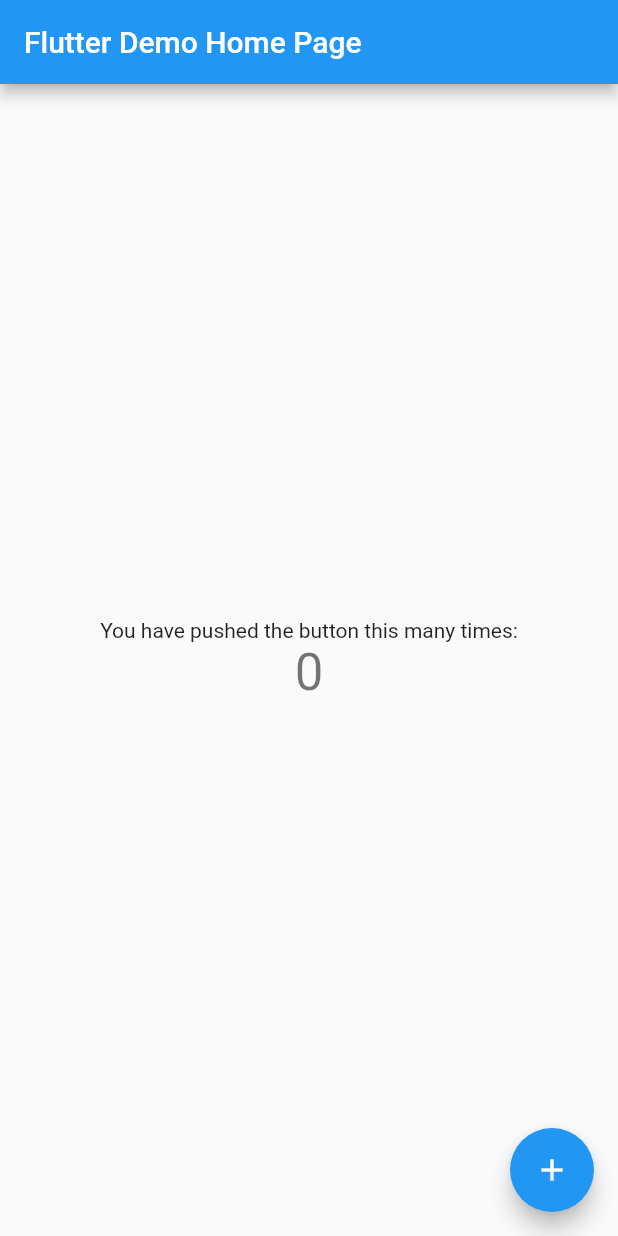
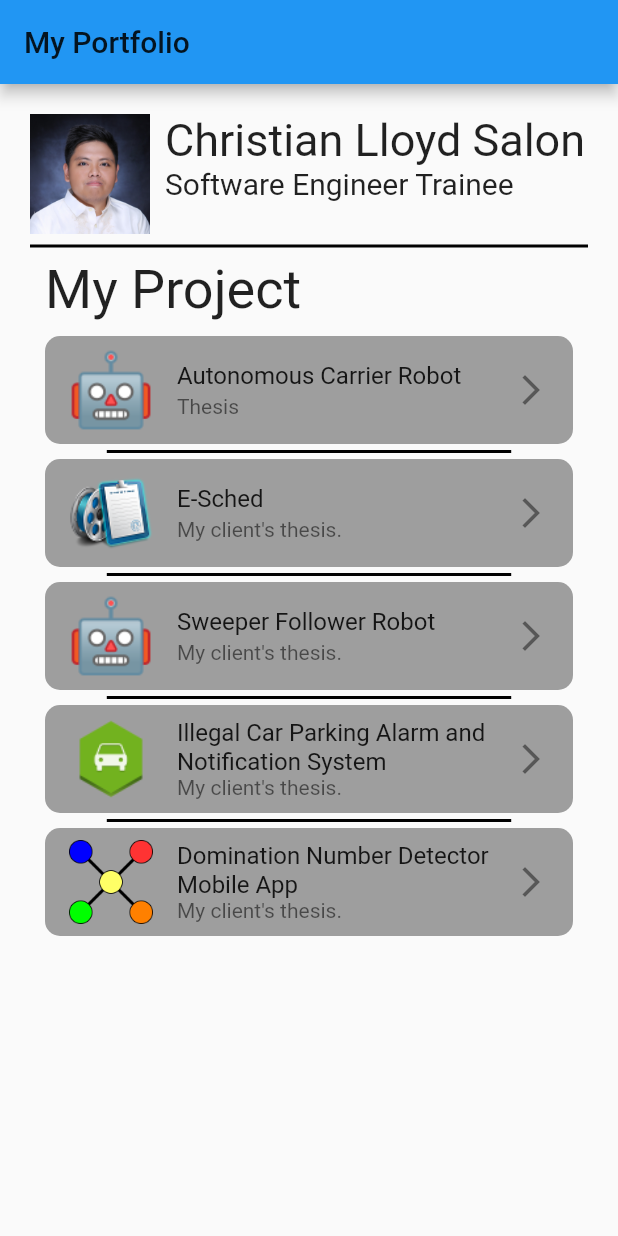
Before and after one commit to ChristianLloydSalon/Personal-Portfolio, a Flutter app: the screen it shows after launch, on a phone screen of 412 x 824 dp. Run offline on Flutter 3.47's test engine with Material 2 defaults, Android fonts, the phone set to English and light mode, and no system bars.

Commit message:
Version 1.0

```diff
--- /dev/null
+++ b/personal_portfolio/lib/HomePage.dart
@@ -0,0 +1,151 @@
+import 'package:flutter/foundation.dart';
+import 'package:flutter/material.dart';
+import 'package:personal_portfolio/MyProject.dart';
+import 'package:personal_portfolio/Project.dart';
+import 'package:personal_portfolio/ProjectInfo.dart';
+import 'package:personal_portfolio/UserProfile.dart';
+
+// Home Page
+class HomePage extends StatefulWidget {
+  const HomePage({Key? key}) : super(key: key);
+
+  @override
+  _HomePageState createState() => _HomePageState();
+}
+
+class _HomePageState extends State<HomePage> {
+  @override
+  Widget build(BuildContext context) {
+    return (kIsWeb) ? _WebView() : _MobileView();
+  }
+}
+
+// Web View
+class _WebView extends StatefulWidget {
+  const _WebView({Key? key}) : super(key: key);
+
+  @override
+  __WebViewState createState() => __WebViewState();
+}
+
+class __WebViewState extends State<_WebView> {
+  MyProject _myProject = MyProject();
+  Project? _current;
+
+  void ChangeInfo() {
+    setState(() {
+      _current = _myProject.CurrentProject;
+    });
+  }
+
+  @override
+  void initState() {
+    super.initState();
+    _current = _myProject.CurrentProject;
+    _myProject.ChangeState = ChangeInfo;
+  }
+
+  @override
+  Widget build(BuildContext context) {
+    double width = MediaQuery.of(context).size.width;
+
+    return Scaffold(
+      body: LayoutBuilder(
+        builder: (BuildContext context, BoxConstraints constraints) {
+          // if the size of the webview reaches half, display black screen
+          if (constraints.maxWidth < 900 || constraints.maxHeight < 500) {
+            // black screen
+            return Container(
+              color: Colors.black,
+              height: double.infinity,
+              child: Center(
+                child: Text(
+                  'Expand to View',
+                  style: TextStyle(
+                    color: Colors.white,
+                    fontSize: 50,
+                  ),
+                ),
+              ),
+            );
+          } else {
+            return Container(
+              padding: EdgeInsets.all(30),
+              child: Column(
+                crossAxisAlignment: CrossAxisAlignment.stretch,
+                children: [
+                  // User Profile
+                  UserProfile(),
+                  // Divider
+                  Divider(
+                    height: 30,
+                    thickness: 2,
+                    color: Colors.black,
+                    indent: width * 0.15,
+                    endIndent: width * 0.15,
+                  ),
+                  // Projects and Project Detail
+                  Expanded(
+                    child: Row(
+                      children: [
+                        // project list (left)
+                        _myProject,
+                        // vertical divider
+                        VerticalDivider(
+                          width: 20,
+                          thickness: 2,
+                          color: Colors.black,
+                        ),
+                        // project info (right)
+                        ProjectInfo(project: _current),
+                      ],
+                    ),
+                  ),
+                ],
+              ),
+            );
+          }
+        },
+      ),
+    );
+  }
+}
+
+// Mobile View
+class _MobileView extends StatelessWidget {
+  const _MobileView({Key? key}) : super(key: key);
+
+  @override
+  Widget build(BuildContext context) {
+    bool isLandScaped =
+        MediaQuery.of(context).orientation == Orientation.landscape;
+    return SafeArea(
+      child: Scaffold(
+        appBar: (isLandScaped)
+            ? null
+            : AppBar(
+                backgroundColor: Colors.blue,
+                title: Text('My Portfolio'),
+              ),
+        body: Container(
+          height: double.infinity,
+          child: Column(
+            children: [
+              // User
+              UserProfile(),
+              // Divider
+              Divider(
+                indent: 20,
+                endIndent: 20,
+                thickness: 2,
+                color: Colors.black,
+              ),
+              // My Projects
+              MyProject(),
+            ],
+          ),
+        ),
+      ),
+    );
+  }
+}
--- /dev/null
+++ b/personal_portfolio/lib/MyProject.dart
@@ -0,0 +1,86 @@
+import 'package:flutter/foundation.dart';
+import 'package:flutter/material.dart';
+import 'package:personal_portfolio/Project.dart';
+import 'package:personal_portfolio/ProjectInfo.dart';
+import 'package:personal_portfolio/ProjectTile.dart';
+import 'package:personal_portfolio/Projects.dart';
+
+class MyProject extends StatelessWidget {
+  late void Function() _function;
+
+  late Project? _currentProject = null;
+
+  Project? get CurrentProject => this._currentProject;
+
+  void set ChangeState(void Function() function) {
+    this._function = function;
+  }
+
+  MyProject({Key? key}) : super(key: key);
+
+  @override
+  Widget build(BuildContext context) {
+    return Expanded(
+      child: Container(
+        padding:
+            (kIsWeb) ? null : EdgeInsets.only(left: 30, right: 30, bottom: 30),
+        child: Column(
+          crossAxisAlignment: CrossAxisAlignment.stretch,
+          children: [
+            // My Project Text
+            Text(
+              'My Project',
+              style: TextStyle(fontSize: (kIsWeb) ? 48 : 36),
+            ),
+            // Space
+            SizedBox(
+              height: (kIsWeb) ? 30 : 10,
+            ),
+            // List of Projects
+            Expanded(
+              child: Container(
+                child: ListView(
+                  children: <Widget>[
+                    for (int i = 0; i < Projects.items.length; i++) ...[
+                      // project list tile
+                      ProjectTile(
+                        project: Projects.items[i],
+                        icon: Projects.items[i].Icon,
+                        function: () {
+                          _currentProject = Projects.items[i];
+                          if (kIsWeb) {
+                            _function();
+                          } else {
+                            // go to project info
+                            Navigator.push(
+                              context,
+                              MaterialPageRoute(
+                                builder: (context) =>
+                                    ProjectInfo(project: _currentProject),
+                              ),
+                            );
+                          }
+                        },
+                      ),
+                      // only display the Divider() if i is not equal to Projects.list.length - 1
+                      if (i != Projects.items.length - 1) ...[
+                        // Divider
+                        Divider(
+                          height: 10,
+                          thickness: 2,
+                          color: Colors.black,
+                          indent: MediaQuery.of(context).size.width * 0.1,
+                          endIndent: MediaQuery.of(context).size.width * 0.1,
+                        ),
+                      ]
+                    ],
+                  ],
+                ),
+              ),
+            ),
+          ],
+        ),
+      ),
+    );
+  }
+}
--- /dev/null
+++ b/personal_portfolio/lib/Project.dart
@@ -0,0 +1,29 @@
+import 'package:flutter/material.dart';
+
+class Project {
+  late final String _title;
+  late final String _subheader;
+  late final String _details;
+  late final Image _image;
+  late final Image _icon;
+
+  String get Title => this._title;
+  String get Subheader => this._subheader;
+  String get Details => this._details;
+  Image get Picture => this._image;
+  Image get Icon => this._icon;
+
+  Project({
+    required String title,
+    required String subheader,
+    required String details,
+    required Image image,
+    required Image icon,
+  }) {
+    this._title = title;
+    this._subheader = subheader;
+    this._details = details;
+    this._image = image;
+    this._icon = icon;
+  }
+}
--- /dev/null
+++ b/personal_portfolio/lib/ProjectTile.dart
@@ -0,0 +1,36 @@
+import 'package:flutter/material.dart';
+import 'package:personal_portfolio/Project.dart';
+
+class ProjectTile extends StatelessWidget {
+  late final Project _project;
+  late final Image _icon;
+
+  late final void Function() _function;
+
+  ProjectTile({
+    Key? key,
+    required Project project,
+    required Image icon,
+    required void Function() function,
+  }) : super(key: key) {
+    this._project = project;
+    this._icon = icon;
+    this._function = function;
+  }
+
+  @override
+  Widget build(BuildContext context) {
+    return ListTile(
+      onTap: _function,
+      title: Text(_project.Title),
+      subtitle: Text(_project.Subheader),
+      tileColor: Colors.grey,
+      leading: this._icon,
+      trailing: Icon(Icons.arrow_forward_ios),
+      mouseCursor: SystemMouseCursors.click,
+      shape: RoundedRectangleBorder(
+        borderRadius: BorderRadius.circular(10),
+      ),
+    );
+  }
+}
--- /dev/null
+++ b/personal_portfolio/lib/Projects.dart
@@ -0,0 +1,63 @@
+import 'package:flutter/material.dart';
+import 'package:personal_portfolio/Project.dart';
+
+abstract class Projects {
+  static List<Project> items = [
+    // project 1
+    Project(
+      title: 'Autonomous Carrier Robot',
+      subheader: 'Thesis',
+      details: 'An indoor industrial robot that accepts commands from a worker through a ' +
+          'mobile application for the purpose of delivering the requested items to the desired location. ' +
+          'For the mobile application we used Kotlin, C# for the windows application, ' +
+          'and C/C++ for the functionality of the robot. We used the A* algorithm to help the robot ' +
+          'navigate indoors.',
+      image: Image.asset('images/my-thesis.png'),
+      icon: Image.asset('images/robot-icon.png'),
+    ),
+    // project 2
+    Project(
+      title: 'E-Sched',
+      subheader: "My client's thesis.",
+      details:
+          'A windows application that creates a summary of data that helps electrical engineers ' +
+              'know the equipment ratings and their contribution to the overall power consumption in ' +
+              'an installation.',
+      image: Image.asset('images/E-Sched.png'),
+      icon: Image.asset('images/schedule-icon.png'),
+    ),
+    // project 3
+    Project(
+      title: 'Sweeper Follower Robot',
+      subheader: "My client's thesis.",
+      details:
+          'An autonomous robot with trash bin that follows a street sweeper.',
+      image: Image.asset('images/sweeper-follower.png'),
+      icon: Image.asset('images/robot-icon.png'),
+    ),
+    // project 4
+    Project(
+      title: 'Illegal Car Parking Alarm and Notification System',
+      subheader: "My client's thesis.",
+      details: "The programming languages that I've used for this project are Python for " +
+          "Raspberry Pi and C/C++ for Arduino Uno. It detects an illegally parked car in " +
+          "an area using OpenCV and Tensorflow for car detection. Once a car is detected, " +
+          "a timer will start. Once the timer reaches 3 minutes, it will then send a message " +
+          "to an LTO officer.",
+      image: Image.asset('images/car-park.png'),
+      icon: Image.asset('images/car-icon.png'),
+    ),
+    // Project 5
+    Project(
+      title: 'Domination Number Detector Mobile App',
+      subheader: "My client's thesis.",
+      details: "The Domination Number Detector Mobile Application is designed to " +
+          "determine and locate domination number and dominating set in a graph " +
+          "that aims to verify concepts in domination for graph theory research and application." +
+          "The DND can be used as an instructional tool in Graph Theory, Discrete Math and some Areas " +
+          "of Mathematics. This is for educational purpose only.",
+      image: Image.asset('images/dnd-app.png'),
+      icon: Image.asset('images/graph-icon.png'),
+    ),
+  ];
+}
--- /dev/null
+++ b/personal_portfolio/lib/UserProfile.dart
@@ -0,0 +1,88 @@
+import 'package:flutter/foundation.dart';
+import 'package:flutter/material.dart';
+
+class UserProfile extends StatelessWidget {
+  UserProfile({Key? key}) : super(key: key);
+
+  final List<Widget> _widgets = [
+    // Name and Position
+    Expanded(
+      child: Container(
+        child: Column(
+          mainAxisAlignment:
+              (kIsWeb) ? MainAxisAlignment.end : MainAxisAlignment.start,
+          crossAxisAlignment: CrossAxisAlignment.stretch,
+          children: [
+            Container(
+              child: Text(
+                'Christian Lloyd Salon',
+                textAlign: (kIsWeb) ? TextAlign.end : TextAlign.start,
+                style: TextStyle(
+                  fontSize: (kIsWeb) ? 48 : 30,
+                ),
+              ),
+            ),
+            if (kIsWeb) ...[
+              Divider(
+                thickness: 2,
+                color: Colors.black,
+              ),
+            ],
+            Container(
+              child: Text(
+                'Software Engineer Trainee',
+                textAlign: (kIsWeb) ? TextAlign.end : TextAlign.start,
+                style: TextStyle(
+                  fontSize: (kIsWeb) ? 38 : 20,
+                ),
+              ),
+            ),
+          ],
+        ),
+      ),
+    ),
+    // Image
+    Container(
+      width: (kIsWeb) ? 220 : 80,
+      child: Image.asset('images/profile-pic.jpg'),
+    ),
+  ];
+
+  @override
+  Widget build(BuildContext context) {
+    return Container(
+      height: (kIsWeb) ? 220 : 100,
+      padding: (kIsWeb) ? null : EdgeInsets.only(left: 20, top: 20, right: 20),
+      child: Row(
+        children: [
+          // My Portfolio
+          if (kIsWeb) ...[
+            Expanded(
+              child: Align(
+                alignment: Alignment.topLeft,
+                child: Container(
+                  child: Text(
+                    'My Portfolio',
+                    style: TextStyle(
+                      fontSize: 60,
+                    ),
+                  ),
+                ),
+              ),
+            ),
+          ],
+          // 0 - Name and Position
+          // 1 - Image
+          (kIsWeb) ? _widgets[0] : _widgets[1],
+          // Space
+          SizedBox(
+            width: (kIsWeb) ? 20 : 10,
+          ),
+          // 1 - Iamge
+          // 0 - Name and Position
+          (kIsWeb) ? _widgets[1] : _widgets[0],
+        ],
+      ),
+    );
+  }
+}
--- a/personal_portfolio/lib/main.dart
+++ b/personal_portfolio/lib/main.dart
@@ -1,113 +1,20 @@
 import 'package:flutter/material.dart';
+import 'package:personal_portfolio/HomePage.dart';
 
 void main() {
   runApp(MyApp());
 }
 
 class MyApp extends StatelessWidget {
-  // This widget is the root of your application.
   @override
   Widget build(BuildContext context) {
     return MaterialApp(
-      title: 'Flutter Demo',
+      title: 'Portfolio',
+      debugShowCheckedModeBanner: false,
       theme: ThemeData(
-        // This is the theme of your application.
-        //
-        // Try running your application with "flutter run". You'll see the
-        // application has a blue toolbar. Then, without quitting the app, try
-        // changing the primarySwatch below to Colors.green and then invoke
-        // "hot reload" (press "r" in the console where you ran "flutter run",
-        // or simply save your changes to "hot reload" in a Flutter IDE).
-        // Notice that the counter didn't reset back to zero; the application
-        // is not restarted.
-        primarySwatch: Colors.blue,
+        primaryColor: Colors.white,
       ),
-      home: MyHomePage(title: 'Flutter Demo Home Page'),
+      home: HomePage(),
     );
   }
 }
-
-class MyHomePage extends StatefulWidget {
-  MyHomePage({Key? key, required this.title}) : super(key: key);
-
-  // This widget is the home page of your application. It is stateful, meaning
-  // that it has a State object (defined below) that contains fields that affect
-  // how it looks.
-
-  // This class is the configuration for the state. It holds the values (in this
-  // case the title) provided by the parent (in this case the App widget) and
-  // used by the build method of the State. Fields in a Widget subclass are
-  // always marked "final".
-
-  final String title;
-
-  @override
-  _MyHomePageState createState() => _MyHomePageState();
-}
-
-class _MyHomePageState extends State<MyHomePage> {
-  int _counter = 0;
-
-  void _incrementCounter() {
-    setState(() {
-      // This call to setState tells the Flutter framework that something has
-      // changed in this State, which causes it to rerun the build method below
-      // so that the display can reflect the updated values. If we changed
-      // _counter without calling setState(), then the build method would not be
-      // called again, and so nothing would appear to happen.
-      _counter++;
-    });
-  }
-
-  @override
-  Widget build(BuildContext context) {
-    // This method is rerun every time setState is called, for instance as done
-    // by the _incrementCounter method above.
-    //
-    // The Flutter framework has been optimized to make rerunning build methods
-    // fast, so that you can just rebuild anything that needs updating rather
-    // than having to individually change instances of widgets.
-    return Scaffold(
-      appBar: AppBar(
-        // Here we take the value from the MyHomePage object that was created by
-        // the App.build method, and use it to set our appbar title.
-        title: Text(widget.title),
-      ),
-      body: Center(
-        // Center is a layout widget. It takes a single child and positions it
-        // in the middle of the parent.
-        child: Column(
-          // Column is also a layout widget. It takes a list of children and
-          // arranges them vertically. By default, it sizes itself to fit its
-          // children horizontally, and tries to be as tall as its parent.
-          //
-          // Invoke "debug painting" (press "p" in the console, choose the
-          // "Toggle Debug Paint" action from the Flutter Inspector in Android
-          // Studio, or the "Toggle Debug Paint" command in Visual Studio Code)
-          // to see the wireframe for each widget.
-          //
-          // Column has various properties to control how it sizes itself and
-          // how it positions its children. Here we use mainAxisAlignment to
-          // center the children vertically; the main axis here is the vertical
-          // axis because Columns are vertical (the cross axis would be
-          // horizontal).
-          mainAxisAlignment: MainAxisAlignment.center,
-          children: <Widget>[
-            Text(
-              'You have pushed the button this many times:',
-            ),
-            Text(
-              '$_counter',
-              style: Theme.of(context).textTheme.headline4,
-            ),
-          ],
-        ),
-      ),
-      floatingActionButton: FloatingActionButton(
-        onPressed: _incrementCounter,
-        tooltip: 'Increment',
-        child: Icon(Icons.add),
-      ), // This trailing comma makes auto-formatting nicer for build methods.
-    );
-  }
-}
--- a/personal_portfolio/pubspec.yaml
+++ b/personal_portfolio/pubspec.yaml
@@ -44,6 +44,9 @@ flutter:
   # the material Icons class.
   uses-material-design: true
 
+  assets:
+    - images/
+
   # To add assets to your application, add an assets section, like this:
   # assets:
   #   - images/a_dot_burr.jpeg
```
Also changed, not shown: personal_portfolio/lib/ProjectInfo.dart (added, +102 -0 lines), personal_portfolio/images/E-Sched.png (added), personal_portfolio/images/car-icon.png (added), personal_portfolio/images/car-park.png (added), personal_portfolio/images/dnd-app.png (added), personal_portfolio/images/dnd.png (added), personal_portfolio/images/graph-icon.png (added), personal_portfolio/images/my-thesis.png (added), personal_portfolio/images/profile-pic.jpg (added), personal_portfolio/images/robot-icon.png (added), personal_portfolio/images/schedule-icon.png (added), personal_portfolio/images/sweeper-follower.png (added).
